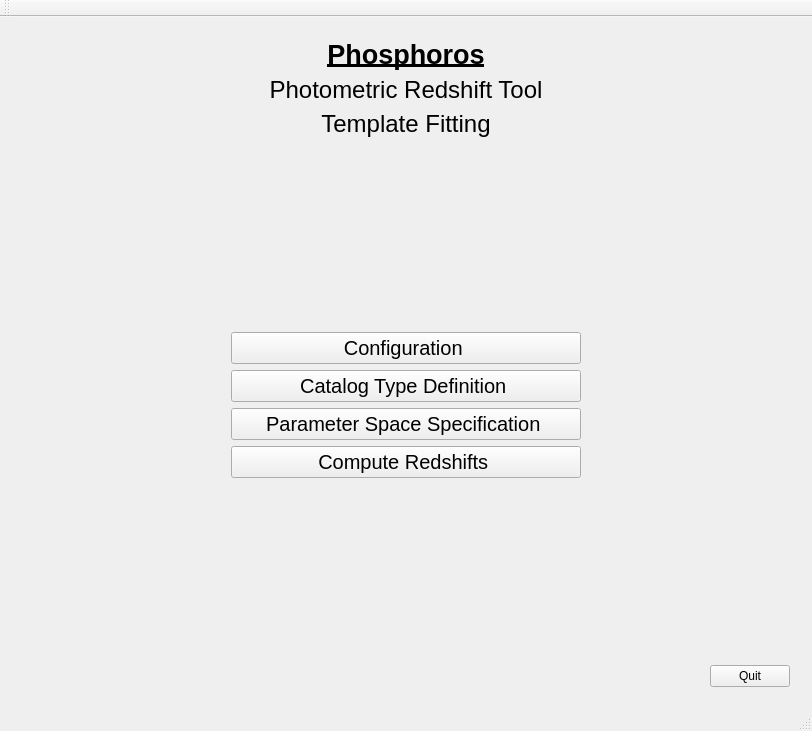
This is PhzQtUI/auxdir/PhzQtUI/MainWindow.ui in astrorama/Phosphoros as Qt 5 draws it before an edit. The edited form follows.
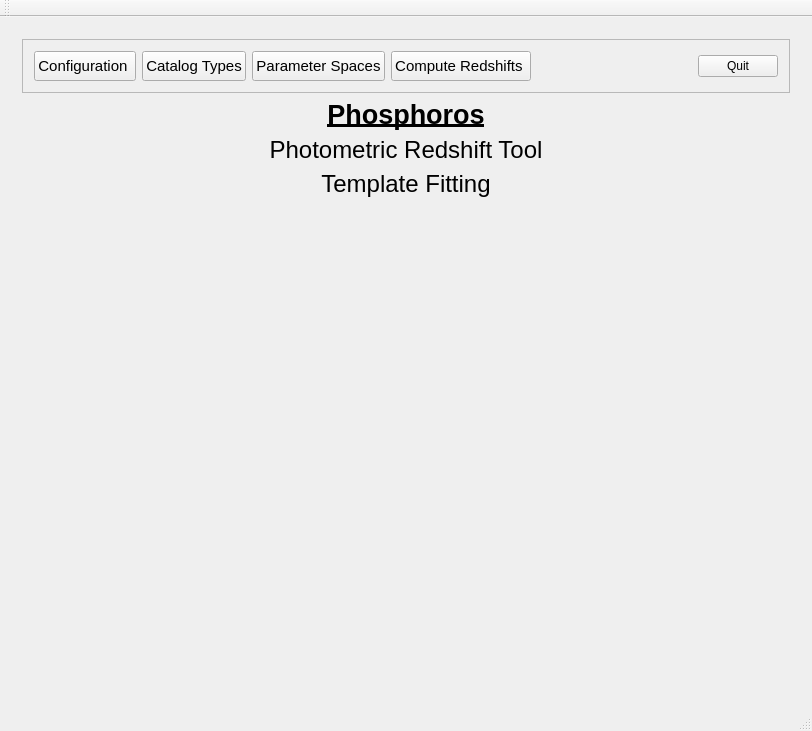
This is the edited form. Custom widgets are drawn as their Qt base class.

Commit message: Change the navigation layout

```diff
--- a/PhzQtUI/auxdir/PhzQtUI/MainWindow.ui
+++ b/PhzQtUI/auxdir/PhzQtUI/MainWindow.ui
@@ -19,6 +19,122 @@
       </property>
       <widget class="QWidget" name="page">
        <layout class="QVBoxLayout" name="verticalLayout">
+        <item>
+         <widget class="QFrame" name="frame">
+          <property name="frameShape">
+           <enum>QFrame::StyledPanel</enum>
+          </property>
+          <property name="frameShadow">
+           <enum>QFrame::Raised</enum>
+          </property>
+          <layout class="QHBoxLayout" name="horizontalLayout_7">
+           <item>
+            <widget class="QPushButton" name="btn_HomeToOption">
+             <property name="minimumSize">
+              <size>
+               <width>0</width>
+               <height>30</height>
+              </size>
+             </property>
+             <property name="font">
+              <font>
+               <pointsize>11</pointsize>
+              </font>
+             </property>
+             <property name="toolTip">
+              <string>&lt;html&gt;&lt;head/&gt;&lt;body&gt;&lt;p&gt;Working directory path definition, Auxiliary data management and Cosmological parameters definition.&lt;/p&gt;&lt;/body&gt;&lt;/html&gt;</string>
+             </property>
+             <property name="text">
+              <string>Configuration </string>
+             </property>
+            </widget>
+           </item>
+           <item>
+            <widget class="QPushButton" name="btn_HomeToCatalog">
+             <property name="minimumSize">
+              <size>
+               <width>0</width>
+               <height>30</height>
+              </size>
+             </property>
+             <property name="font">
+              <font>
+               <pointsize>11</pointsize>
+              </font>
+             </property>
+             <property name="toolTip">
+              <string>Define the Mapping between the catalog file(s) columns and the filters</string>
+             </property>
+             <property name="text">
+              <string>Catalog Types</string>
+             </property>
+            </widget>
+           </item>
+           <item>
+            <widget class="QPushButton" name="btn_HomeToModel">
+             <property name="minimumSize">
+              <size>
+               <width>0</width>
+               <height>30</height>
+              </size>
+             </property>
+             <property name="font">
+              <font>
+               <pointsize>11</pointsize>
+              </font>
+             </property>
+             <property name="toolTip">
+              <string>Specify the parameter space for the creation of model grid.</string>
+             </property>
+             <property name="text">
+              <string>Parameter Spaces</string>
+             </property>
+            </widget>
+           </item>
+           <item>
+            <widget class="QPushButton" name="btn_HomeToAnalysis">
+             <property name="minimumSize">
+              <size>
+               <width>0</width>
+               <height>30</height>
+              </size>
+             </property>
+             <property name="font">
+              <font>
+               <pointsize>11</pointsize>
+              </font>
+             </property>
+             <property name="toolTip">
+              <string>&lt;html&gt;&lt;head/&gt;&lt;body&gt;&lt;p&gt;Compute the model grid, calculate photometric correction, specify luminosity prior and run template fitting in order to produce photo-z catalog.&lt;/p&gt;&lt;/body&gt;&lt;/html&gt;</string>
+             </property>
+             <property name="text">
+              <string>Compute Redshifts </string>
+             </property>
+            </widget>
+           </item>
+           <item>
+            <spacer name="horizontalSpacer_2">
+             <property name="orientation">
+              <enum>Qt::Horizontal</enum>
+             </property>
+             <property name="sizeHint" stdset="0">
+              <size>
+               <width>40</width>
+               <height>20</height>
+              </size>
+             </property>
+            </spacer>
+           </item>
+           <item>
+            <widget class="QPushButton" name="btn_exit">
+             <property name="text">
+              <string>Quit</string>
+             </property>
+            </widget>
+           </item>
+          </layout>
+         </widget>
+        </item>
         <item>
          <widget class="QLabel" name="label">
           <property name="font">
@@ -101,247 +217,6 @@
           </item>
          </layout>
         </item>
-        <item>
-         <layout class="QHBoxLayout" name="horizontalLayout_6">
-          <item>
-           <spacer name="horizontalSpacer_10">
-            <property name="orientation">
-             <enum>Qt::Horizontal</enum>
-            </property>
-            <property name="sizeHint" stdset="0">
-             <size>
-              <width>40</width>
-              <height>20</height>
-             </size>
-            </property>
-           </spacer>
-          </item>
-          <item>
-           <widget class="QPushButton" name="btn_HomeToOption">
-            <property name="minimumSize">
-             <size>
-              <width>350</width>
-              <height>30</height>
-             </size>
-            </property>
-            <property name="font">
-             <font>
-              <pointsize>15</pointsize>
-             </font>
-            </property>
-            <property name="toolTip">
-             <string>&lt;html&gt;&lt;head/&gt;&lt;body&gt;&lt;p&gt;Working directory path definition, Auxiliary data management and Cosmological parameters definition.&lt;/p&gt;&lt;/body&gt;&lt;/html&gt;</string>
-            </property>
-            <property name="text">
-             <string>Configuration </string>
-            </property>
-           </widget>
-          </item>
-          <item>
-           <spacer name="horizontalSpacer_11">
-            <property name="orientation">
-             <enum>Qt::Horizontal</enum>
-            </property>
-            <property name="sizeHint" stdset="0">
-             <size>
-              <width>40</width>
-              <height>20</height>
-             </size>
-            </property>
-           </spacer>
-          </item>
-         </layout>
-        </item>
-        <item>
-         <layout class="QHBoxLayout" name="horizontalLayout_5">
-          <item>
-           <spacer name="horizontalSpacer_8">
-            <property name="orientation">
-             <enum>Qt::Horizontal</enum>
-            </property>
-            <property name="sizeHint" stdset="0">
-             <size>
-              <width>40</width>
-              <height>20</height>
-             </size>
-            </property>
-           </spacer>
-          </item>
-          <item>
-           <widget class="QPushButton" name="btn_HomeToCatalog">
-            <property name="minimumSize">
-             <size>
-              <width>350</width>
-              <height>30</height>
-             </size>
-            </property>
-            <property name="font">
-             <font>
-              <pointsize>15</pointsize>
-             </font>
-            </property>
-            <property name="toolTip">
-             <string>Define the Mapping between the catalog file(s) columns and the filters</string>
-            </property>
-            <property name="text">
-             <string>Catalog Type Definition </string>
-            </property>
-           </widget>
-          </item>
-          <item>
-           <spacer name="horizontalSpacer_9">
-            <property name="orientation">
-             <enum>Qt::Horizontal</enum>
-            </property>
-            <property name="sizeHint" stdset="0">
-             <size>
-              <width>40</width>
-              <height>20</height>
-             </size>
-            </property>
-           </spacer>
-          </item>
-         </layout>
-        </item>
-        <item>
-         <layout class="QHBoxLayout" name="horizontalLayout_3">
-          <item>
-           <spacer name="horizontalSpacer_6">
-            <property name="orientation">
-             <enum>Qt::Horizontal</enum>
-            </property>
-            <property name="sizeHint" stdset="0">
-             <size>
-              <width>40</width>
-              <height>20</height>
-             </size>
-            </property>
-           </spacer>
-          </item>
-          <item>
-           <widget class="QPushButton" name="btn_HomeToModel">
-            <property name="minimumSize">
-             <size>
-              <width>350</width>
-              <height>30</height>
-             </size>
-            </property>
-            <property name="font">
-             <font>
-              <pointsize>15</pointsize>
-             </font>
-            </property>
-            <property name="toolTip">
-             <string>Specify the parameter space for the creation of model grid.</string>
-            </property>
-            <property name="text">
-             <string>Parameter Space Specification </string>
-            </property>
-           </widget>
-          </item>
-          <item>
-           <spacer name="horizontalSpacer_7">
-            <property name="orientation">
-             <enum>Qt::Horizontal</enum>
-            </property>
-            <property name="sizeHint" stdset="0">
-             <size>
-              <width>40</width>
-              <height>20</height>
-             </size>
-            </property>
-           </spacer>
-          </item>
-         </layout>
-        </item>
-        <item>
-         <layout class="QHBoxLayout" name="horizontalLayout">
-          <item>
-           <spacer name="horizontalSpacer_5">
-            <property name="orientation">
-             <enum>Qt::Horizontal</enum>
-            </property>
-            <property name="sizeHint" stdset="0">
-             <size>
-              <width>40</width>
-              <height>20</height>
-             </size>
-            </property>
-           </spacer>
-          </item>
-          <item>
-           <widget class="QPushButton" name="btn_HomeToAnalysis">
-            <property name="minimumSize">
-             <size>
-              <width>350</width>
-              <height>30</height>
-             </size>
-            </property>
-            <property name="font">
-             <font>
-              <pointsize>15</pointsize>
-             </font>
-            </property>
-            <property name="toolTip">
-             <string>&lt;html&gt;&lt;head/&gt;&lt;body&gt;&lt;p&gt;Compute the model grid, calculate photometric correction, specify luminosity prior and run template fitting in order to produce photo-z catalog.&lt;/p&gt;&lt;/body&gt;&lt;/html&gt;</string>
-            </property>
-            <property name="text">
-             <string>Compute Redshifts </string>
-            </property>
-           </widget>
-          </item>
-          <item>
-           <spacer name="horizontalSpacer_4">
-            <property name="orientation">
-             <enum>Qt::Horizontal</enum>
-            </property>
-            <property name="sizeHint" stdset="0">
-             <size>
-              <width>40</width>
-              <height>20</height>
-             </size>
-            </property>
-           </spacer>
-          </item>
-         </layout>
-        </item>
-        <item>
-         <spacer name="verticalSpacer_3">
-          <property name="orientation">
-           <enum>Qt::Vertical</enum>
-          </property>
-          <property name="sizeHint" stdset="0">
-           <size>
-            <width>20</width>
-            <height>40</height>
-           </size>
-          </property>
-         </spacer>
-        </item>
-        <item>
-         <layout class="QHBoxLayout" name="horizontalLayout_4">
-          <item>
-           <spacer name="horizontalSpacer">
-            <property name="orientation">
-             <enum>Qt::Horizontal</enum>
-            </property>
-            <property name="sizeHint" stdset="0">
-             <size>
-              <width>40</width>
-              <height>20</height>
-             </size>
-            </property>
-           </spacer>
-          </item>
-          <item>
-           <widget class="QPushButton" name="btn_exit">
-            <property name="text">
-             <string>Quit</string>
-            </property>
-           </widget>
-          </item>
-         </layout>
-        </item>
        </layout>
       </widget>
       <widget class="QWidget" name="page_2">
```
The commit also changes 14 other files.
